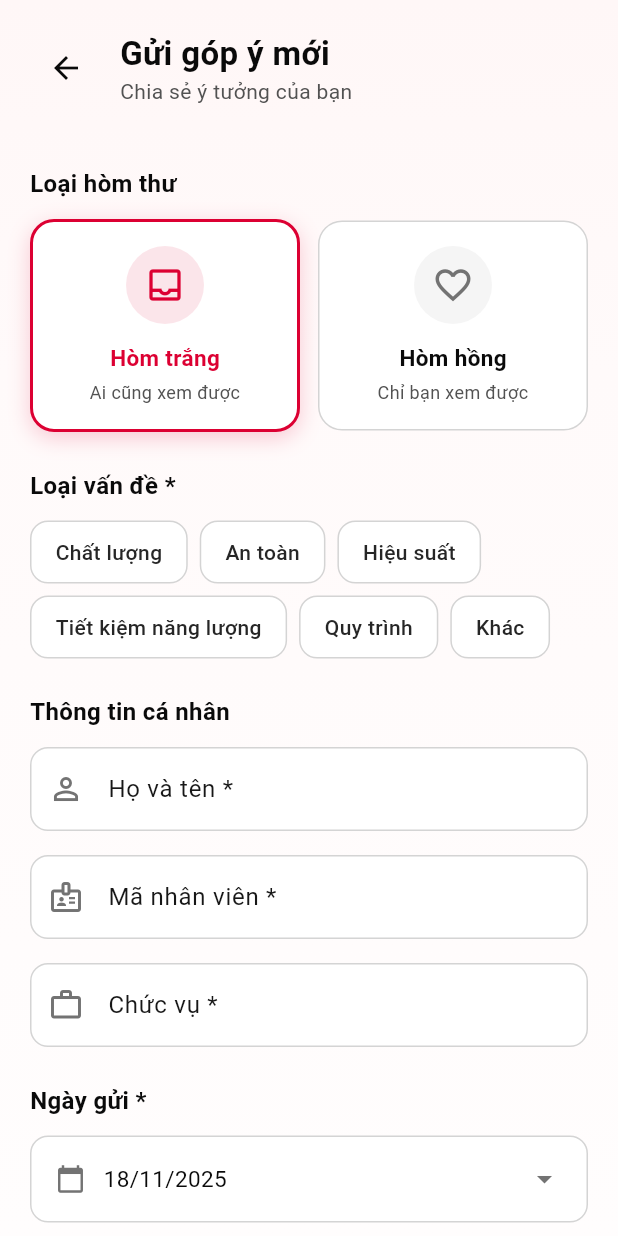
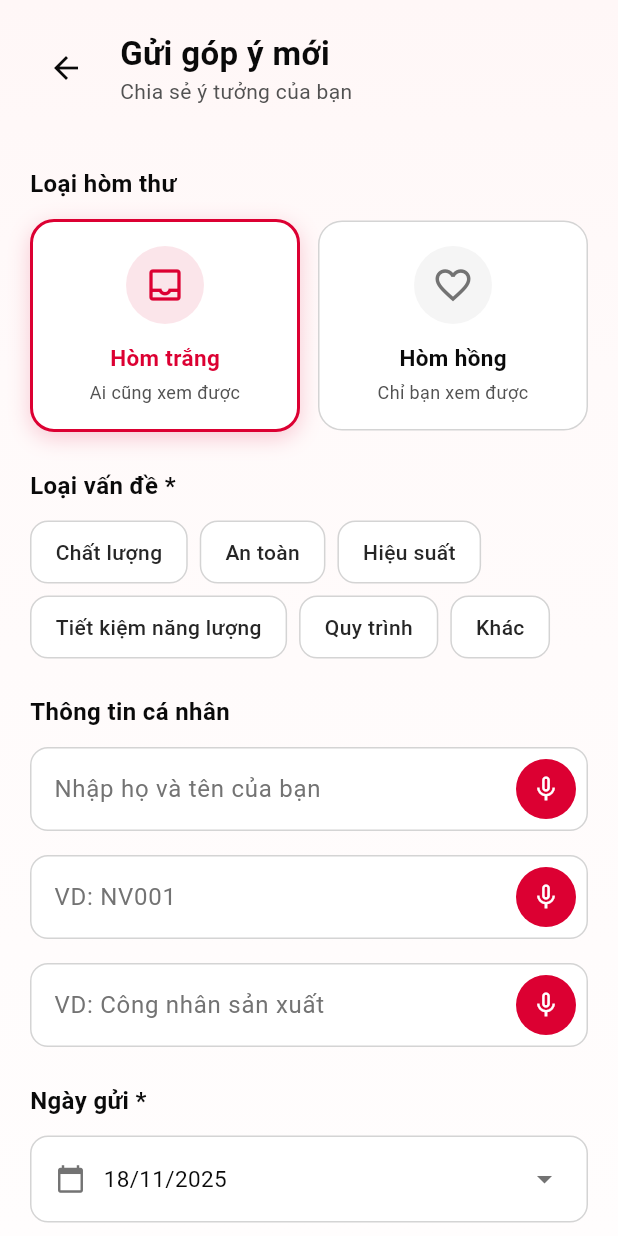
Before and after one commit to Vudangkhoa0910/SmartFactory_CONNECT_App, a Flutter app: the CreateIdeaScreen screen opened directly with empty values, on a phone screen of 412 x 824 dp. Run offline on Flutter 3.47's test engine with Material 3 defaults, Android fonts, the phone set to English and light mode, and no system bars; our stand-ins replace audioplayers, camera, carousel_slider, flutter_secure_storage, flutter_svg, image_picker and 5 more; missing offline and left inert: mobile_scanner, record; accounts and stored records are empty; project files that could hold a hidden picture were left out.

Commit message:
khoa: update - add voice input to idea box creation form

```diff
--- a/lib/screens/idea_box/create_idea_screen.dart
+++ b/lib/screens/idea_box/create_idea_screen.dart
@@ -3,6 +3,8 @@ import 'package:flutter/material.dart';
 import 'package:image_picker/image_picker.dart';
 import '../../config/app_colors.dart';
 import '../../models/idea_box_model.dart';
+import '../../widgets/text_field_with_mic.dart';
+import '../../widgets/expanded_text_dialog.dart';
 
 /// Màn hình tạo góp ý mới
 /// Hỗ trợ cả Hòm thư trắng (công khai) và Hòm thư hồng (ẩn danh)
@@ -44,6 +46,22 @@ class _CreateIdeaScreenState extends State<CreateIdeaScreen> {
     _positionController.dispose();
     _contentController.dispose();
     super.dispose();
+  }
+
+  void _openExpandedContentDialog() async {
+    await showDialog(
+      context: context,
+      builder: (context) => Dialog(
+        backgroundColor: Colors.transparent,
+        insetPadding: const EdgeInsets.all(20),
+        child: ExpandedTextDialog(
+          controller: _contentController,
+          title: 'Ý kiến / Nội dung góp ý',
+          hintText: 'Nhập ý kiến hoặc nội dung góp ý của bạn...',
+        ),
+      ),
+    );
+    setState(() {});
   }
 
   @override
@@ -368,29 +386,9 @@ class _CreateIdeaScreenState extends State<CreateIdeaScreen> {
         const SizedBox(height: 12),
 
         // Họ và tên
-        TextFormField(
+        TextFieldWithMic(
           controller: _nameController,
-          decoration: InputDecoration(
-            labelText: isRequired ? 'Họ và tên *' : 'Họ và tên',
-            hintText: 'Nhập họ và tên của bạn',
-            hintStyle: TextStyle(color: AppColors.gray400),
-            filled: true,
-            fillColor: AppColors.white,
-            border: OutlineInputBorder(
-              borderRadius: BorderRadius.circular(12),
-              borderSide: BorderSide(color: AppColors.gray200),
-            ),
-            enabledBorder: OutlineInputBorder(
-              borderRadius: BorderRadius.circular(12),
-              borderSide: BorderSide(color: AppColors.gray200),
-            ),
-            focusedBorder: OutlineInputBorder(
-              borderRadius: BorderRadius.circular(12),
-              borderSide: const BorderSide(color: AppColors.brand500, width: 2),
-            ),
-            contentPadding: const EdgeInsets.all(16),
-            prefixIcon: Icon(Icons.person_outline, color: AppColors.gray400),
-          ),
+          hintText: 'Nhập họ và tên của bạn',
           validator: (value) {
             if (isRequired && (value == null || value.isEmpty)) {
               return 'Vui lòng nhập họ và tên';
@@ -401,29 +399,9 @@ class _CreateIdeaScreenState extends State<CreateIdeaScreen> {
         const SizedBox(height: 16),
 
         // Mã nhân viên
-        TextFormField(
+        TextFieldWithMic(
           controller: _employeeIdController,
-          decoration: InputDecoration(
-            labelText: isRequired ? 'Mã nhân viên *' : 'Mã nhân viên',
-            hintText: 'VD: NV001',
-            hintStyle: TextStyle(color: AppColors.gray400),
-            filled: true,
-            fillColor: AppColors.white,
-            border: OutlineInputBorder(
-              borderRadius: BorderRadius.circular(12),
-              borderSide: BorderSide(color: AppColors.gray200),
-            ),
-            enabledBorder: OutlineInputBorder(
-              borderRadius: BorderRadius.circular(12),
-              borderSide: BorderSide(color: AppColors.gray200),
-            ),
-            focusedBorder: OutlineInputBorder(
-              borderRadius: BorderRadius.circular(12),
-              borderSide: const BorderSide(color: AppColors.brand500, width: 2),
-            ),
-            contentPadding: const EdgeInsets.all(16),
-            prefixIcon: Icon(Icons.badge_outlined, color: AppColors.gray400),
-          ),
+          hintText: 'VD: NV001',
           validator: (value) {
             if (isRequired && (value == null || value.isEmpty)) {
               return 'Vui lòng nhập mã nhân viên';
@@ -434,29 +412,9 @@ class _CreateIdeaScreenState extends State<CreateIdeaScreen> {
         const SizedBox(height: 16),
 
         // Chức vụ
-        TextFormField(
+        TextFieldWithMic(
           controller: _positionController,
-          decoration: InputDecoration(
-            labelText: isRequired ? 'Chức vụ *' : 'Chức vụ',
-            hintText: 'VD: Công nhân sản xuất',
-            hintStyle: TextStyle(color: AppColors.gray400),
-            filled: true,
-            fillColor: AppColors.white,
-            border: OutlineInputBorder(
-              borderRadius: BorderRadius.circular(12),
-              borderSide: BorderSide(color: AppColors.gray200),
-            ),
-            enabledBorder: OutlineInputBorder(
-              borderRadius: BorderRadius.circular(12),
-              borderSide: BorderSide(color: AppColors.gray200),
-            ),
-            focusedBorder: OutlineInputBorder(
-              borderRadius: BorderRadius.circular(12),
-              borderSide: const BorderSide(color: AppColors.brand500, width: 2),
-            ),
-            contentPadding: const EdgeInsets.all(16),
-            prefixIcon: Icon(Icons.work_outline, color: AppColors.gray400),
-          ),
+          hintText: 'VD: Công nhân sản xuất',
           validator: (value) {
             if (isRequired && (value == null || value.isEmpty)) {
               return 'Vui lòng nhập chức vụ';
@@ -549,38 +507,56 @@ class _CreateIdeaScreenState extends State<CreateIdeaScreen> {
           ),
         ),
         const SizedBox(height: 12),
-        TextFormField(
-          controller: _contentController,
-          maxLines: 8,
-          decoration: InputDecoration(
-            hintText: 'Nhập ý kiến hoặc nội dung góp ý của bạn...',
-            hintStyle: TextStyle(color: AppColors.gray400),
-            filled: true,
-            fillColor: AppColors.white,
-            border: OutlineInputBorder(
+        GestureDetector(
+          onTap: _openExpandedContentDialog,
+          child: Container(
+            width: double.infinity,
+            padding: const EdgeInsets.all(16),
+            decoration: BoxDecoration(
+              color: AppColors.white,
               borderRadius: BorderRadius.circular(12),
-              borderSide: BorderSide(color: AppColors.gray200),
+              border: Border.all(color: AppColors.gray200),
             ),
-            enabledBorder: OutlineInputBorder(
-              borderRadius: BorderRadius.circular(12),
-              borderSide: BorderSide(color: AppColors.gray200),
+            constraints: const BoxConstraints(minHeight: 120),
+            child: Row(
+              crossAxisAlignment: CrossAxisAlignment.start,
+              children: [
+                Expanded(
+                  child: Text(
+                    _contentController.text.isEmpty
+                        ? 'Nhấn để nhập ý kiến hoặc nội dung góp ý...'
+                        : _contentController.text,
+                    style: TextStyle(
+                      color: _contentController.text.isEmpty
+                          ? AppColors.gray400
+                          : AppColors.black,
+                      fontSize: 14,
+                    ),
+                    maxLines: 5,
+                    overflow: TextOverflow.ellipsis,
+                  ),
+                ),
+                const SizedBox(width: 8),
+                Icon(
+                  Icons.edit_note,
+                  color: AppColors.brand500,
+                  size: 24,
+                ),
+              ],
             ),
-            focusedBorder: OutlineInputBorder(
-              borderRadius: BorderRadius.circular(12),
-              borderSide: const BorderSide(color: AppColors.brand500, width: 2),
+          ),
+        ),
+        if (_contentController.text.isEmpty)
+          Padding(
+            padding: const EdgeInsets.only(top: 8),
+            child: Text(
+              'Nội dung góp ý phải có ít nhất 10 ký tự',
+              style: TextStyle(
+                color: AppColors.gray500,
+                fontSize: 12,
+              ),
             ),
-            contentPadding: const EdgeInsets.all(16),
           ),
-          validator: (value) {
-            if (value == null || value.isEmpty) {
-              return 'Vui lòng nhập nội dung góp ý';
-            }
-            if (value.length < 10) {
-              return 'Nội dung góp ý phải có ít nhất 10 ký tự';
-            }
-            return null;
-          },
-        ),
       ],
     );
   }
```
